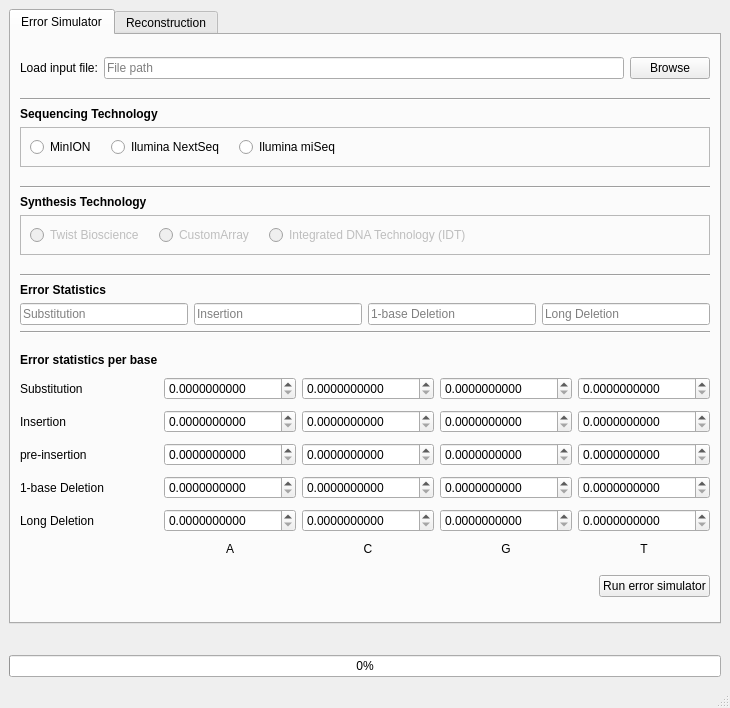
First picture: the form in dnaSimulator/dnaSimulator2.ui, repository oyerush/DNASimulator, before the edit.
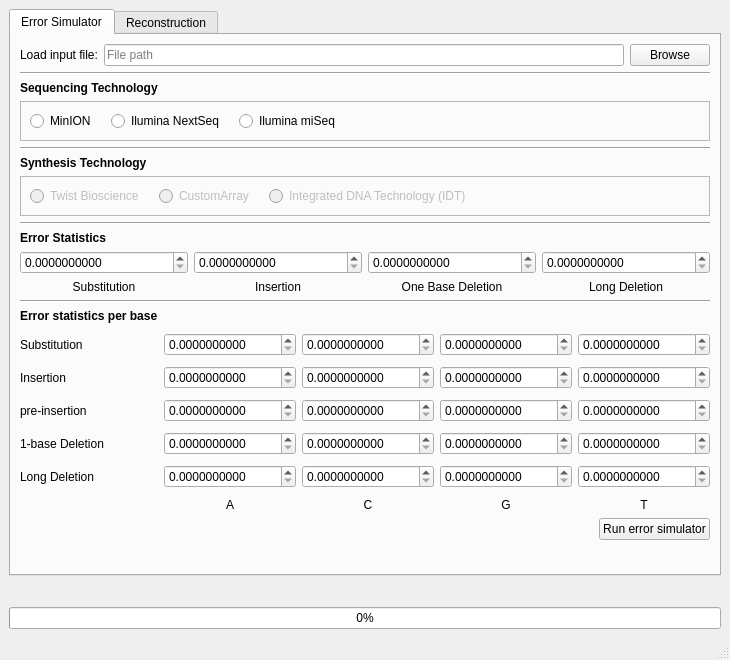
Second picture: the form after the edit. Custom widgets are drawn as their Qt base class.

Commit message: changed the general errors to spin boxes

```diff
--- a/dnaSimulator/dnaSimulator2.ui
+++ b/dnaSimulator/dnaSimulator2.ui
@@ -7,7 +7,7 @@
     <x>0</x>
     <y>0</y>
     <width>730</width>
-    <height>708</height>
+    <height>660</height>
    </rect>
   </property>
   <property name="sizePolicy">
@@ -291,40 +291,90 @@
               </property>
              </widget>
             </item>
+            <item>
+             <layout class="QHBoxLayout" name="horizontalLayout_3">
+              <item>
+               <widget class="SpinBoxCustom" name="substitution_doubleSpinBox">
+                <property name="decimals">
+                 <number>10</number>
+                </property>
+                <property name="maximum">
+                 <double>1.000000000000000</double>
+                </property>
+               </widget>
+              </item>
+              <item>
+               <widget class="SpinBoxCustom" name="insertion_doubleSpinBox">
+                <property name="decimals">
+                 <number>10</number>
+                </property>
+                <property name="maximum">
+                 <double>1.000000000000000</double>
+                </property>
+               </widget>
+              </item>
+              <item>
+               <widget class="SpinBoxCustom" name="one_base_del_doubleSpinBox">
+                <property name="decimals">
+                 <number>10</number>
+                </property>
+                <property name="maximum">
+                 <double>1.000000000000000</double>
+                </property>
+               </widget>
+              </item>
+              <item>
+               <widget class="SpinBoxCustom" name="long_del_doubleSpinBox">
+                <property name="decimals">
+                 <number>10</number>
+                </property>
+                <property name="maximum">
+                 <double>1.000000000000000</double>
+                </property>
+               </widget>
+              </item>
+             </layout>
+            </item>
             <item>
              <layout class="QHBoxLayout" name="error_stats_inputs_horizontalLayout">
               <item>
-               <widget class="QLineEdit" name="substitution_lineEdit">
-                <property name="sizePolicy">
-                 <sizepolicy hsizetype="Expanding" vsizetype="Fixed">
-                  <horstretch>0</horstretch>
-                  <verstretch>0</verstretch>
-                 </sizepolicy>
-                </property>
-                <property name="placeholderText">
+               <widget class="QLabel" name="substitution_general_label">
+                <property name="text">
                  <string>Substitution</string>
                 </property>
+                <property name="alignment">
+                 <set>Qt::AlignCenter</set>
+                </property>
                </widget>
               </item>
               <item>
-               <widget class="QLineEdit" name="insertion_lineEdit">
-                <property name="placeholderText">
+               <widget class="QLabel" name="insertion_general_label">
+                <property name="text">
                  <string>Insertion</string>
                 </property>
+                <property name="alignment">
+                 <set>Qt::AlignCenter</set>
+                </property>
                </widget>
               </item>
               <item>
-               <widget class="QLineEdit" name="one_base_del_lineEdit">
-                <property name="placeholderText">
-                 <string>1-base Deletion</string>
+               <widget class="QLabel" name="one_base_del_general_label">
+                <property name="text">
+                 <string>One Base Deletion</string>
                 </property>
+                <property name="alignment">
+                 <set>Qt::AlignCenter</set>
+                </property>
                </widget>
               </item>
               <item>
-               <widget class="QLineEdit" name="long_del_lineEdit">
-                <property name="placeholderText">
+               <widget class="QLabel" name="long_del_general_label">
+                <property name="text">
                  <string>Long Deletion</string>
                 </property>
+                <property name="alignment">
+                 <set>Qt::AlignCenter</set>
+                </property>
                </widget>
               </item>
              </layout>
@@ -710,6 +760,19 @@
             </item>
            </layout>
           </item>
+          <item>
+           <spacer name="verticalSpacer">
+            <property name="orientation">
+             <enum>Qt::Vertical</enum>
+            </property>
+            <property name="sizeHint" stdset="0">
+             <size>
+              <width>20</width>
+              <height>40</height>
+             </size>
+            </property>
+           </spacer>
+          </item>
          </layout>
         </widget>
         <widget class="QWidget" name="reconstruction_tab">
```
The commit also changes 2 other files.
